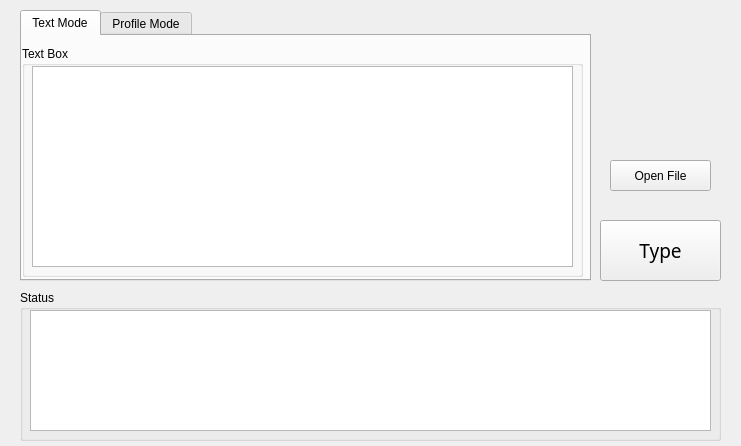
First picture: the form in text2keystroke_framework.ui, repository duchenpaul/text2keystroke_GUI, before the edit.
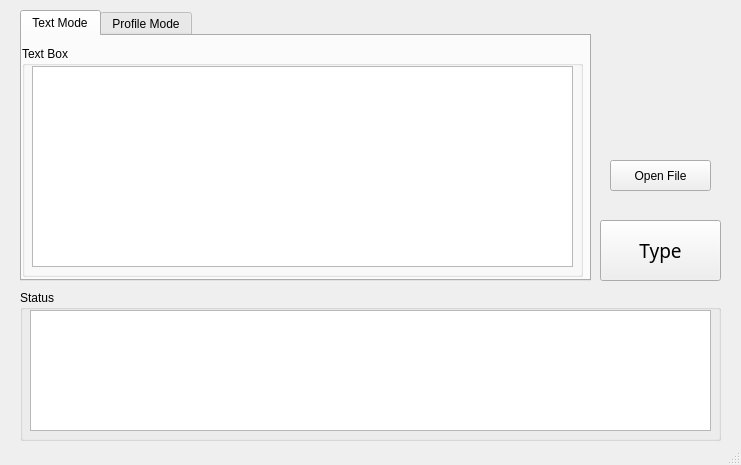
Second picture: the form after the edit.

The edit to the form file:
```diff
--- a/text2keystroke_framework.ui
+++ b/text2keystroke_framework.ui
@@ -7,19 +7,19 @@
     <x>0</x>
     <y>0</y>
     <width>741</width>
-    <height>446</height>
+    <height>465</height>
    </rect>
   </property>
   <property name="minimumSize">
    <size>
     <width>741</width>
-    <height>446</height>
+    <height>465</height>
    </size>
   </property>
   <property name="maximumSize">
    <size>
     <width>741</width>
-    <height>446</height>
+    <height>465</height>
    </size>
   </property>
   <property name="windowTitle">
@@ -167,6 +167,7 @@
     </widget>
    </widget>
   </widget>
+  <widget class="QStatusBar" name="statusBar"/>
  </widget>
  <resources/>
  <connections/>
```
Left out of the diff: 4 changed lines with no effect on the pictures.
